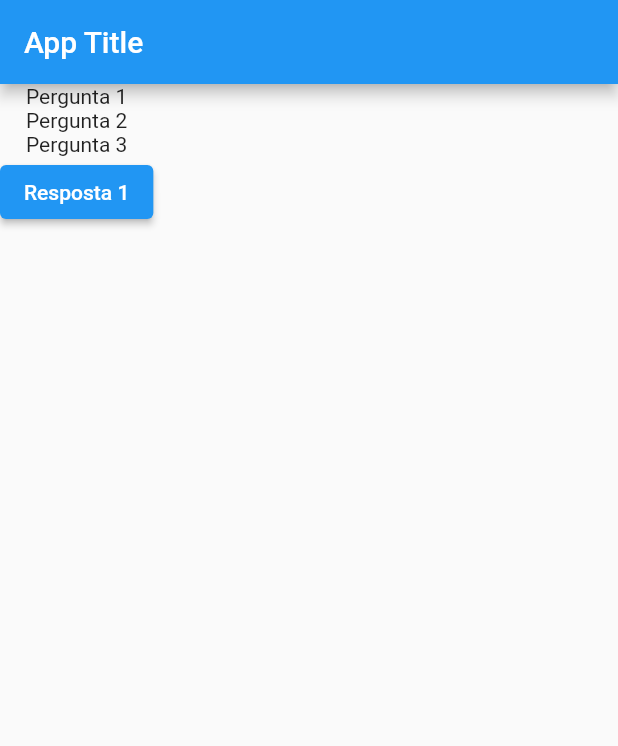
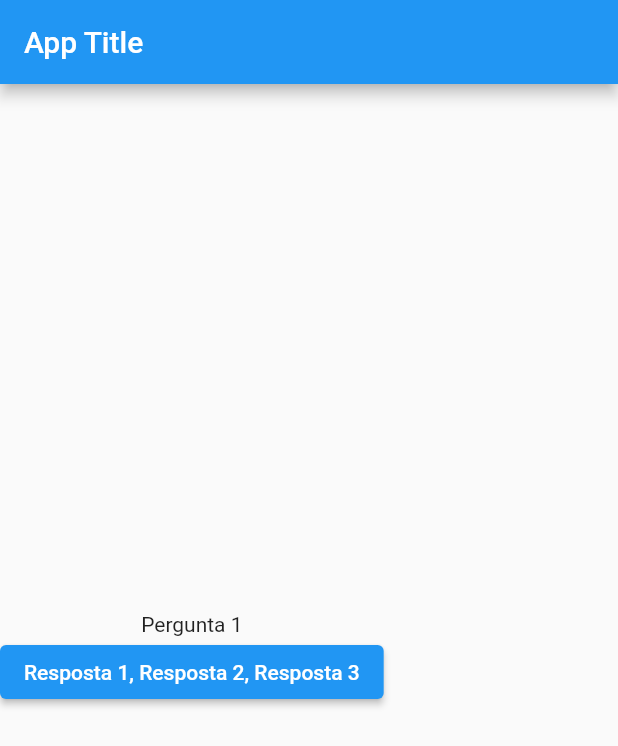
Before and after one commit to lauro-ss/Practices_Flutter, a Flutter app: the screen it shows after launch, on a phone screen of 412 x 824 dp. Shown: the top 746 px of the screen. Run offline on Flutter 3.47's test engine with Material 2 defaults, Android fonts, the phone set to English and light mode, and no system bars.

```diff
--- a/basic/lib/main.dart
+++ b/basic/lib/main.dart
@@ -2,8 +2,9 @@ import 'package:flutter/material.dart';
 
 main() => runApp(App());
 
-class App extends StatelessWidget {
-  App({super.key});
+class AppState extends State<App>{
+
+  int aq = 0;
 
   final quests = [
     "Pergunta 1",
@@ -17,6 +18,18 @@ class App extends StatelessWidget {
     ["Resposta 1, Resposta 2, Resposta 3"]
   ];
 
+  void nextQuest(){
+    if(aq < quests.length - 1){
+      setState(() {
+        aq++;
+      });
+    }else{
+      setState(() {
+        aq = 0;
+      });
+    }
+  }
+
   @override
   Widget build(BuildContext context) {
     return MaterialApp(
@@ -25,14 +38,27 @@ class App extends StatelessWidget {
           title: const Text("App Title")
         ),
         body: Column(
+          mainAxisAlignment: MainAxisAlignment.center,
           children: [
-            for(int i = 0; i < quests.length; i++) Text(quests[i]),
-            /* for(int i = 0; i < answers[0].length; i++) ElevatedButton(onPressed: null, child: Text(answers[0][i])), */
-            ElevatedButton(onPressed: ()  => print("Pergunta"), child: Text("Resposta 1")),
-            /* ElevatedButton(onPressed: respond, child: Text("Respsota 2")) */
+            Text(quests[aq]),
+            for(var i in answers[aq])
+              ElevatedButton(
+                onPressed: nextQuest,
+                child: Text(i),
+              ),
           ],
         ),
       )
     );
   }
 }
+
+class App extends StatefulWidget {
+  const App({super.key});
+
+  @override
+  AppState createState() {
+    return AppState();
+  }
+
+}
```
